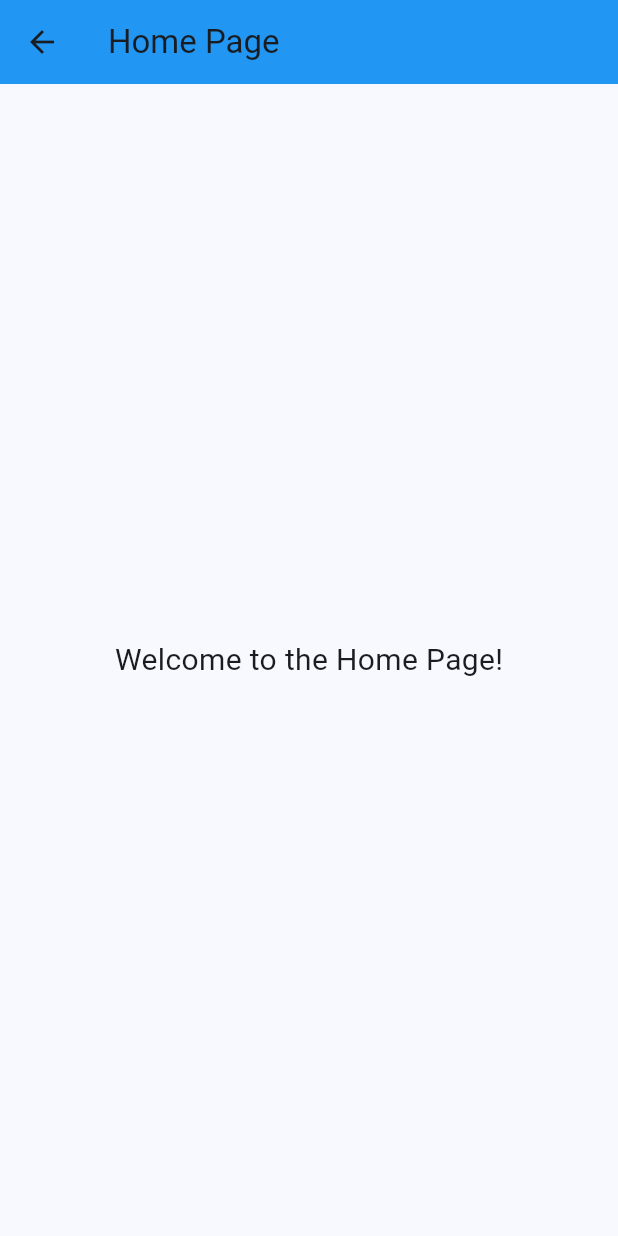
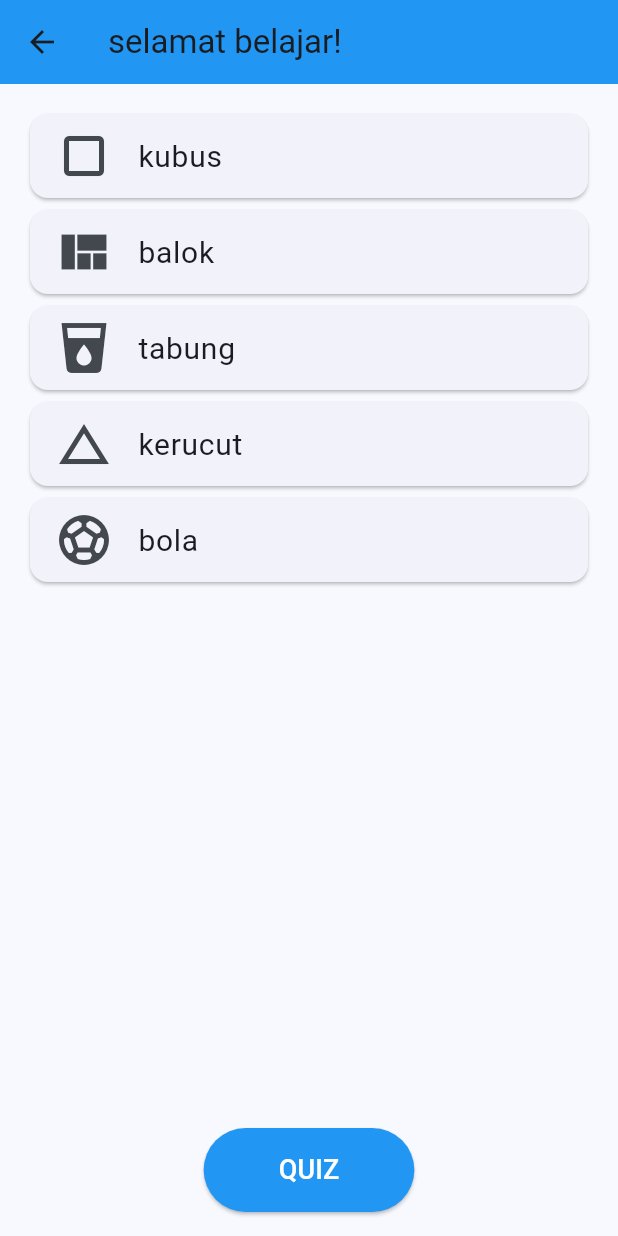
Before and after one commit to wayandeswitasari/RuangBelajarYipyip, a Flutter app: the screen it shows after launch, after a tap on "mulai", on a phone screen of 412 x 824 dp. Run offline on Flutter 3.47's test engine with Material 3 defaults, Android fonts, the phone set to English and light mode, and no system bars.

Commit message:
final result

```diff
--- a/lib/main.dart
+++ b/lib/main.dart
@@ -1,7 +1,8 @@
 import 'package:flutter/material.dart';
+import 'splash_screen.dart';
 
 void main() {
-  runApp(RuangBelajarYipyipApp());
+  runApp(const RuangBelajarYipyipApp());
 }
 
 class RuangBelajarYipyipApp extends StatelessWidget {
@@ -20,122 +21,3 @@ class RuangBelajarYipyipApp extends StatelessWidget {
     );
   }
 }
-
-class SplashScreen extends StatelessWidget {
-  const SplashScreen({super.key});
-
-  @override
-  Widget build(BuildContext context) {
-    return Scaffold(
-      body: Column(
-        children: [
-          // Top Header with Stars and Title
-          Container(
-            height: MediaQuery.of(context).size.height * 0.3, // Responsive height
-            width: double.infinity,
-            color: Colors.blue,
-            child: Stack(
-              alignment: Alignment.center,
-              children: [
-                // Left Star
-                Positioned(
-                  left: 20,
-                  top: 40,
-                  child: Icon(
-                    Icons.star,
-                    size: 40,
-                    color: Colors.white,
-                  ),
-                ),
-                // Right Star
-                Positioned(
-                  right: 20,
-                  top: 40,
-                  child: Icon(
-                    Icons.star,
-                    size: 40,
-                    color: Colors.white,
-                  ),
-                ),
-                // Title in the center
-                const Text(
-                  'RUANG BELAJAR YIPYIP',
-                  style: TextStyle(
-                    fontSize: 22,
-                    fontWeight: FontWeight.bold,
-                    color: Colors.white,
-                  ),
-                ),
-              ],
-            ),
-          ),
-          // Middle Section for Icon/Image
-          Expanded(
-            child: Container(
-              color: Colors.white,
-              child: Center(
-                child: Image.asset(
-                  'assets/logo.png', // Replace with your image
-                  width: 100,
-                  height: 100,
-                ),
-              ),
-            ),
-          ),
-          // Bottom Section with Button
-          Container(
-            height: MediaQuery.of(context).size.height * 0.2, // Responsive height
-            color: Colors.blue,
-            child: Center(
-              child: ElevatedButton(
-                onPressed: () {
-                  Navigator.push(
-                    context,
-                    MaterialPageRoute(
-                      builder: (context) => const HomePage(),
-                    ),
-                  );
-                },
-                style: ElevatedButton.styleFrom(
-                  backgroundColor: Colors.white,
-                  shape: const StadiumBorder(),
-                  padding: const EdgeInsets.symmetric(
-                    horizontal: 50,
-                    vertical: 15,
-                  ),
-                ),
-                child: const Text(
-                  'mulai',
-                  style: TextStyle(
-                    fontSize: 18,
-                    color: Colors.blue,
-                  ),
-                ),
-              ),
-            ),
-          ),
-        ],
-      ),
-    );
-  }
-}
-
-class HomePage extends StatelessWidget {
-  const HomePage({super.key});
-
-  @override
-  Widget build(BuildContext context) {
-    return Scaffold(
-      appBar: AppBar(
-        title: const Text('Home Page'),
-        backgroundColor: Colors.blue,
-      ),
-      body: const Center(
-        child: Text(
-          'Welcome to the Home Page!',
-          style: TextStyle(fontSize: 20),
-        ),
-      ),
-    );
-  }
-}
--- /dev/null
+++ b/lib/shape_learning_page.dart
@@ -0,0 +1,80 @@
+import 'package:flutter/material.dart';
+import 'cube_page.dart';
+import 'quiz_page.dart';
+
+class ShapeLearningPage extends StatelessWidget {
+  const ShapeLearningPage({super.key});
+
+  @override
+  Widget build(BuildContext context) {
+    return Scaffold(
+      appBar: AppBar(
+        title: const Text('selamat belajar!'),
+        backgroundColor: Colors.blue,
+      ),
+      body: Padding(
+        padding: const EdgeInsets.all(16.0),
+        child: Column(
+          children: [
+            _buildShapeItem(Icons.crop_square, 'kubus', context),
+            _buildShapeItem(Icons.view_quilt, 'balok', context),
+            _buildShapeItem(Icons.local_drink, 'tabung', context),
+            _buildShapeItem(Icons.change_history, 'kerucut', context),
+            _buildShapeItem(Icons.sports_soccer, 'bola', context),
+            const Spacer(),
+            ElevatedButton(
+              onPressed: () {
+                Navigator.push(
+                  context,
+                  MaterialPageRoute(
+                    builder: (context) => const QuizPage(),
+                  ),
+                );
+              },
+              style: ElevatedButton.styleFrom(
+                backgroundColor: Colors.blue,
+                shape: const StadiumBorder(),
+                padding: const EdgeInsets.symmetric(
+                  horizontal: 50,
+                  vertical: 15,
+                ),
+              ),
+              child: const Text(
+                'QUIZ',
+                style: TextStyle(
+                  fontSize: 18,
+                  color: Colors.white,
+                ),
+              ),
+            ),
+          ],
+        ),
+      ),
+    );
+  }
+
+  Widget _buildShapeItem(IconData icon, String label, BuildContext context) {
+    return Card(
+      child: ListTile(
+        leading: Icon(
+          icon,
+          size: 40,
+        ),
+        title: Text(
+          label,
+          style: const TextStyle(fontSize: 20),
+        ),
+        onTap: () {
+          if (label == 'kubus') {
+            Navigator.push(
+              context,
+              MaterialPageRoute(
+                builder: (context) => const CubePage(title: 'KUBUS'),
+              ),
+            );
+          }
+        },
+      ),
+    );
+  }
+}
--- /dev/null
+++ b/lib/splash_screen.dart
@@ -0,0 +1,101 @@
+import 'package:flutter/material.dart';
+import 'shape_learning_page.dart';
+
+class SplashScreen extends StatelessWidget {
+  const SplashScreen({super.key});
+
+  @override
+  Widget build(BuildContext context) {
+    return Scaffold(
+      body: Column(
+        children: [
+          // Top Header with Stars and Title
+          Container(
+            height: MediaQuery.of(context).size.height * 0.3,
+            width: double.infinity,
+            color: Colors.blue,
+            child: Stack(
+              alignment: Alignment.center,
+              children: [
+                // Left Star
+                Positioned(
+                  left: 20,
+                  top: 40,
+                  child: Icon(
+                    Icons.star,
+                    size: 40,
+                    color: Colors.white,
+                  ),
+                ),
+                // Right Star
+                Positioned(
+                  right: 20,
+                  top: 40,
+                  child: Icon(
+                    Icons.star,
+                    size: 40,
+                    color: Colors.white,
+                  ),
+                ),
+                // Title in the center
+                const Text(
+                  'RUANG BELAJAR YIPYIP',
+                  style: TextStyle(
+                    fontSize: 22,
+                    fontWeight: FontWeight.bold,
+                    color: Colors.white,
+                  ),
+                ),
+              ],
+            ),
+          ),
+          // Middle Section for Icon/Image
+          Expanded(
+            child: Container(
+              color: Colors.white,
+              child: Center(
+                child: Image.asset(
+                  'assets/logo.png',
+                  width: 100,
+                  height: 100,
+                ),
+              ),
+            ),
+          ),
+          // Bottom Section with Button
+          Container(
+            height: MediaQuery.of(context).size.height * 0.2,
+            color: Colors.blue,
+            child: Center(
+              child: ElevatedButton(
+                onPressed: () {
+                  Navigator.push(
+                    context,
+                    MaterialPageRoute(
+                      builder: (context) => const ShapeLearningPage(),
+                    ),
+                  );
+                },
+                style: ElevatedButton.styleFrom(
+                  backgroundColor: Colors.white,
+                  shape: const StadiumBorder(),
+                  padding: const EdgeInsets.symmetric(
+                    horizontal: 50,
+                    vertical: 15,
+                  ),
+                ),
+                child: const Text(
+                  'mulai',
+                  style: TextStyle(
+                    fontSize: 18,
+                    color: Colors.blue,
+                  ),
+                ),
+              ),
+            ),
+          ),
+        ],
+      ),
+    );
+  }
+}
```
Also changed, not shown: lib/cube_page.dart (added, +80 -0 lines), lib/quiz_page.dart (added, +96 -0 lines).
